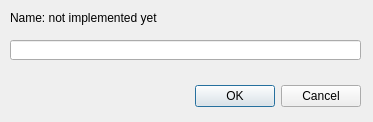
Above: createfolderdialog.ui from tranter/qt-google-drive before the change. Below: the same form after it.
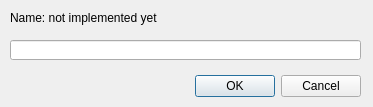
That is the form after the change.

Patch:
```diff
--- a/createfolderdialog.ui
+++ b/createfolderdialog.ui
@@ -7,7 +7,7 @@
     <x>0</x>
     <y>0</y>
     <width>373</width>
-    <height>122</height>
+    <height>107</height>
    </rect>
   </property>
   <property name="windowTitle">
@@ -30,7 +30,7 @@
    <property name="geometry">
     <rect>
      <x>20</x>
-     <y>80</y>
+     <y>70</y>
      <width>341</width>
      <height>32</height>
     </rect>
```
